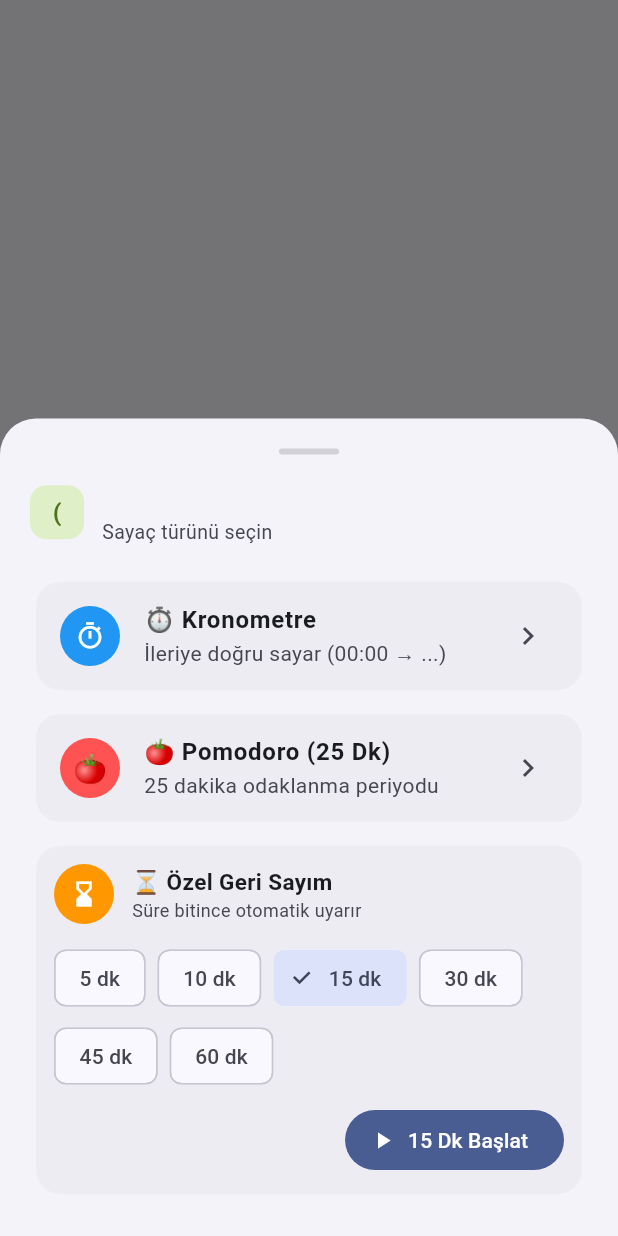
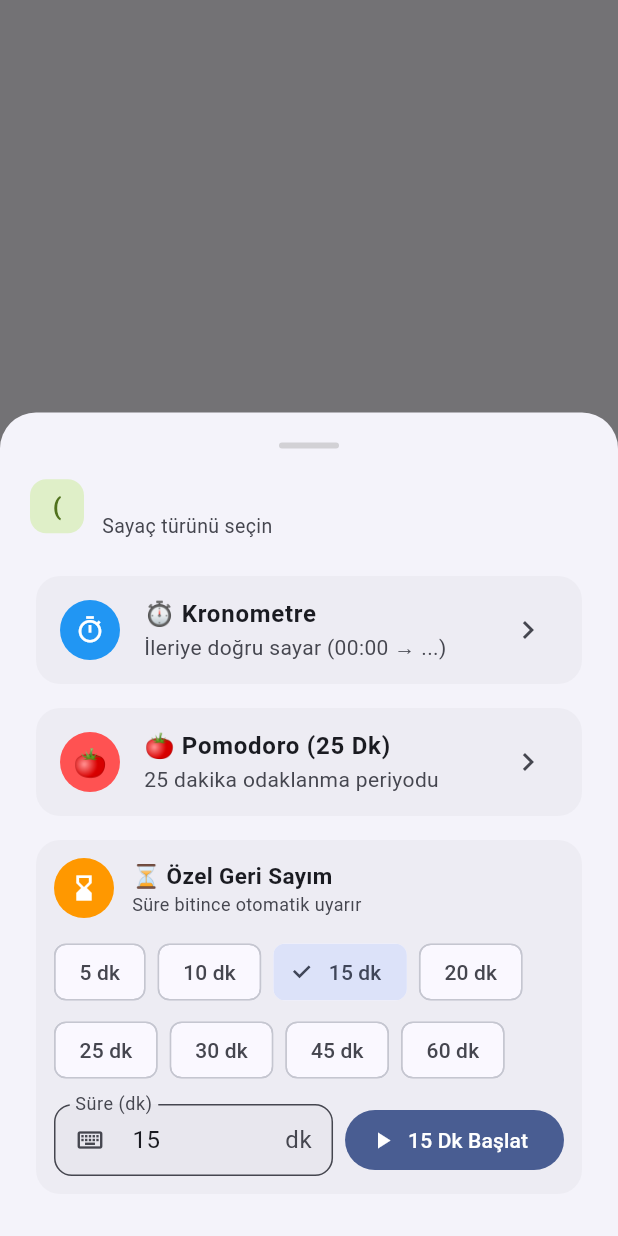
Before and after one commit to muratboy/seyir, a Flutter app: what showTimerModeDialog() shows on an empty page, opened directly with empty values, on a phone screen of 412 x 824 dp. Run offline on Flutter 3.47's test engine with Material 3 defaults, Android fonts, the phone set to English and light mode, and no system bars; our stand-ins replace csv, fl_chart, flutter_local_notifications, flutter_timezone, pdf, pedometer and 4 more; missing offline and left inert: home_widget; accounts and stored records are empty; statements that could not run were skipped.

Commit message:
feat: add keyboard minute input and preset chips to custom countdown timer

```diff
--- a/lib/ui/components/active_timer_card.dart
+++ b/lib/ui/components/active_timer_card.dart
@@ -16,24 +16,82 @@ class TimerConfig {
 }
 
 Future<TimerConfig?> showTimerModeDialog(BuildContext context, Activity act) async {
-  final s = strings.value;
   return showModalBottomSheet<TimerConfig>(
     context: context,
     isScrollControlled: true,
     shape: const RoundedRectangleBorder(
       borderRadius: BorderRadius.vertical(top: Radius.circular(24)),
     ),
-    builder: (ctx) {
-      int customMinutes = 15;
-      return StatefulBuilder(
-        builder: (ctx, setSheetState) {
+    builder: (ctx) => _TimerModeSheet(act: act),
+  );
+}
+
+class _TimerModeSheet extends StatefulWidget {
+  final Activity act;
+  const _TimerModeSheet({required this.act});
+
+  @override
+  State<_TimerModeSheet> createState() => _TimerModeSheetState();
+}
+
+class _TimerModeSheetState extends State<_TimerModeSheet> {
+  late final TextEditingController _minCtrl;
+  int _customMinutes = 15;
+  static const _presetMinutes = [5, 10, 15, 20, 25, 30, 45, 60];
+
+  @override
+  void initState() {
+    super.initState();
+    _minCtrl = TextEditingController(text: '$_customMinutes');
+  }
+
+  @override
+  void dispose() {
+    _minCtrl.dispose();
+    super.dispose();
+  }
+
+  void _onMinutesChanged(String text) {
+    final parsed = int.tryParse(text.trim());
+    setState(() {
+      _customMinutes = (parsed != null && parsed > 0) ? parsed : 0;
+    });
+  }
+
+  void _selectPreset(int minutes) {
+    setState(() {
+      _customMinutes = minutes;
+      _minCtrl.text = '$minutes';
+      _minCtrl.selection = TextSelection.fromPosition(
+        TextPosition(offset: _minCtrl.text.length),
+      );
+    });
+  }
+
+  void _startCountdown() {
+    final parsed = int.tryParse(_minCtrl.text.trim()) ?? _customMinutes;
+    if (parsed > 0) {
+      Navigator.pop(
+        context,
+        TimerConfig(mode: 'countdown', targetMs: parsed * 60 * 1000),
+      );
+    }
+  }
+
+  @override
+  Widget build(BuildContext context) {
+    final s = strings.value;
+    final act = widget.act;
+    final bottomInset = MediaQuery.of(context).viewInsets.bottom;
+
     return Padding(
       padding: EdgeInsets.only(
         left: 20,
         right: 20,
         top: 20,
-              bottom: MediaQuery.of(ctx).viewInsets.bottom + 24,
+        bottom: bottomInset + 24,
       ),
+      child: SingleChildScrollView(
         child: Column(
           mainAxisSize: MainAxisSize.min,
           crossAxisAlignment: CrossAxisAlignment.stretch,
@@ -63,7 +121,7 @@ Future<TimerConfig?> showTimerModeDialog(BuildContext context, Activity act) asy
                       ),
                       Text(
                         s.isTr ? 'Sayaç türünü seçin' : 'Select timer mode',
-                            style: TextStyle(fontSize: 13, color: Theme.of(ctx).colorScheme.onSurfaceVariant),
+                        style: TextStyle(fontSize: 13, color: Theme.of(context).colorScheme.onSurfaceVariant),
                       ),
                     ],
                   ),
@@ -75,7 +133,7 @@ Future<TimerConfig?> showTimerModeDialog(BuildContext context, Activity act) asy
             // 1. Standart Kronometre
             Card(
               elevation: 0,
-                  color: Theme.of(ctx).colorScheme.surfaceContainerHighest.withValues(alpha: 0.4),
+              color: Theme.of(context).colorScheme.surfaceContainerHighest.withValues(alpha: 0.4),
               shape: RoundedRectangleBorder(borderRadius: BorderRadius.circular(16)),
               child: ListTile(
                 leading: const CircleAvatar(
@@ -85,7 +143,7 @@ Future<TimerConfig?> showTimerModeDialog(BuildContext context, Activity act) asy
                 title: Text(s.isTr ? '⏱️ Kronometre' : '⏱️ Stopwatch', style: const TextStyle(fontWeight: FontWeight.bold)),
                 subtitle: Text(s.isTr ? 'İleriye doğru sayar (00:00 → ...)' : 'Counts forward from 00:00'),
                 trailing: const Icon(Icons.chevron_right),
-                    onTap: () => Navigator.pop(ctx, const TimerConfig(mode: 'stopwatch', targetMs: 0)),
+                onTap: () => Navigator.pop(context, const TimerConfig(mode: 'stopwatch', targetMs: 0)),
               ),
             ),
             const SizedBox(height: 8),
@@ -93,7 +151,7 @@ Future<TimerConfig?> showTimerModeDialog(BuildContext context, Activity act) asy
             // 2. Pomodoro (25 Dk)
             Card(
               elevation: 0,
-                  color: Theme.of(ctx).colorScheme.surfaceContainerHighest.withValues(alpha: 0.4),
+              color: Theme.of(context).colorScheme.surfaceContainerHighest.withValues(alpha: 0.4),
               shape: RoundedRectangleBorder(borderRadius: BorderRadius.circular(16)),
               child: ListTile(
                 leading: const CircleAvatar(
@@ -103,7 +161,7 @@ Future<TimerConfig?> showTimerModeDialog(BuildContext context, Activity act) asy
                 title: Text(s.isTr ? '🍅 Pomodoro (25 Dk)' : '🍅 Pomodoro (25 Min)', style: const TextStyle(fontWeight: FontWeight.bold)),
                 subtitle: Text(s.isTr ? '25 dakika odaklanma periyodu' : '25-minute focus session'),
                 trailing: const Icon(Icons.chevron_right),
-                    onTap: () => Navigator.pop(ctx, const TimerConfig(mode: 'pomodoro', targetMs: 25 * 60 * 1000)),
+                onTap: () => Navigator.pop(context, const TimerConfig(mode: 'pomodoro', targetMs: 25 * 60 * 1000)),
               ),
             ),
             const SizedBox(height: 8),
@@ -111,7 +169,7 @@ Future<TimerConfig?> showTimerModeDialog(BuildContext context, Activity act) asy
             // 3. Özel Geri Sayım
             Card(
               elevation: 0,
-                  color: Theme.of(ctx).colorScheme.surfaceContainerHighest.withValues(alpha: 0.4),
+              color: Theme.of(context).colorScheme.surfaceContainerHighest.withValues(alpha: 0.4),
               shape: RoundedRectangleBorder(borderRadius: BorderRadius.circular(16)),
               child: Padding(
                 padding: const EdgeInsets.all(12),
@@ -135,7 +193,7 @@ Future<TimerConfig?> showTimerModeDialog(BuildContext context, Activity act) asy
                               ),
                               Text(
                                 s.isTr ? 'Süre bitince otomatik uyarır' : 'Alerts when time is up',
-                                    style: TextStyle(fontSize: 12, color: Theme.of(ctx).colorScheme.onSurfaceVariant),
+                                style: TextStyle(fontSize: 12, color: Theme.of(context).colorScheme.onSurfaceVariant),
                               ),
                             ],
                           ),
@@ -146,26 +204,48 @@ Future<TimerConfig?> showTimerModeDialog(BuildContext context, Activity act) asy
                     Wrap(
                       spacing: 8,
                       runSpacing: 4,
-                          children: [5, 10, 15, 30, 45, 60].map((m) {
-                            final sel = customMinutes == m;
+                      children: _presetMinutes.map((m) {
+                        final sel = _customMinutes == m;
                         return ChoiceChip(
                           label: Text('$m dk'),
                           selected: sel,
-                              onSelected: (_) => setSheetState(() => customMinutes = m),
+                          onSelected: (_) => _selectPreset(m),
                         );
                       }).toList(),
                     ),
-                        const SizedBox(height: 8),
-                        Align(
-                          alignment: Alignment.centerRight,
-                          child: FilledButton.icon(
-                            icon: const Icon(Icons.play_arrow, size: 18),
-                            label: Text(s.isTr ? '$customMinutes Dk Başlat' : 'Start $customMinutes Min'),
-                            onPressed: () => Navigator.pop(
-                              ctx,
-                              TimerConfig(mode: 'countdown', targetMs: customMinutes * 60 * 1000),
+                    const SizedBox(height: 12),
+                    Row(
+                      children: [
+                        Expanded(
+                          child: TextField(
+                            controller: _minCtrl,
+                            keyboardType: TextInputType.number,
+                            inputFormatters: [
+                              FilteringTextInputFormatter.digitsOnly,
+                              LengthLimitingTextInputFormatter(4),
+                            ],
+                            decoration: InputDecoration(
+                              labelText: s.isTr ? 'Süre (dk)' : 'Minutes',
+                              hintText: 'Örn: 20',
+                              suffixText: s.isTr ? 'dk' : 'min',
+                              prefixIcon: const Icon(Icons.keyboard_outlined, size: 20),
+                              isDense: true,
+                              contentPadding: const EdgeInsets.symmetric(horizontal: 10, vertical: 10),
+                              border: OutlineInputBorder(borderRadius: BorderRadius.circular(12)),
+                            ),
+                            onChanged: _onMinutesChanged,
+                            onSubmitted: (_) => _startCountdown(),
                           ),
                         ),
+                        const SizedBox(width: 8),
+                        FilledButton.icon(
+                          icon: const Icon(Icons.play_arrow, size: 18),
+                          label: Text(_customMinutes > 0
+                              ? (s.isTr ? '$_customMinutes Dk Başlat' : 'Start $_customMinutes Min')
+                              : (s.isTr ? 'Başlat' : 'Start')),
+                          onPressed: _customMinutes > 0 ? _startCountdown : null,
+                        ),
+                      ],
                     ),
                   ],
                 ),
@@ -173,11 +253,9 @@ Future<TimerConfig?> showTimerModeDialog(BuildContext context, Activity act) asy
             ),
           ],
         ),
+      ),
     );
-        },
-      );
-    },
-  );
+  }
 }
 
 class ActiveTimersSection extends StatefulWidget {
```
Also changed, not shown: 1 other file. Lines whose indentation alone changed are shown as unchanged.
